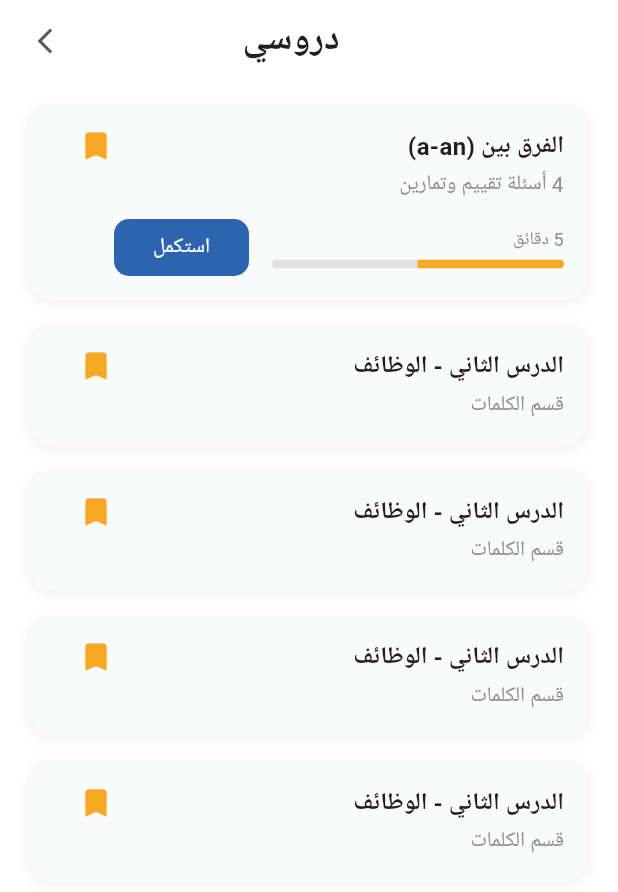
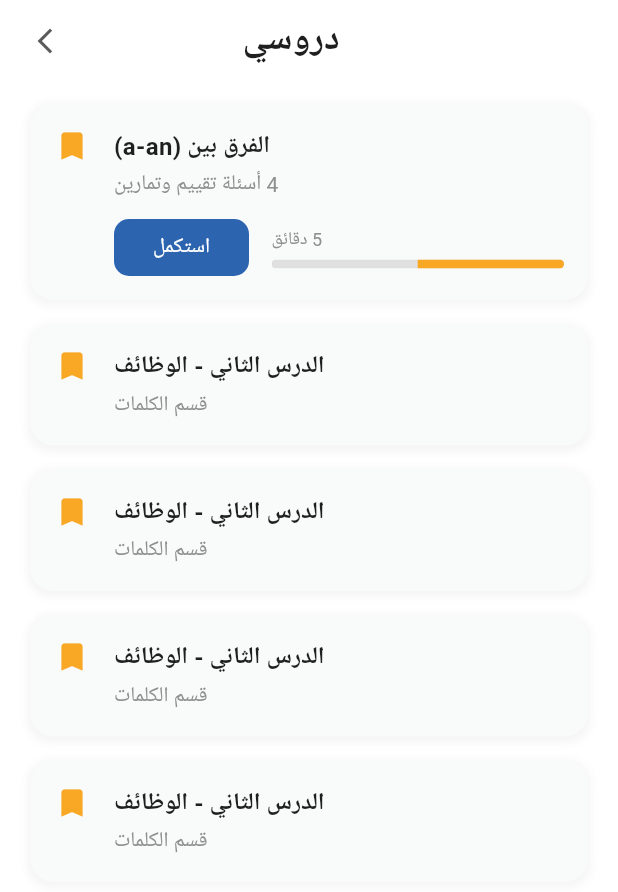
Before and after one commit to marwanabdelrhiem/Eazy_App, a Flutter app: the MyLessonsScreen screen opened directly, on a phone screen of 412 x 824 dp. Shown: the top 892 px of the screen. Run offline on Flutter 3.47's test engine with Material 3 defaults, Android fonts, the phone set to English and light mode, and no system bars; our stand-ins replace pinput, smooth_page_indicator; missing offline and left inert: carousel_slider_plus; Roboto replaces fonts that are missing (Cairo).

Commit message:
رسالة التعديل

```diff
--- a/lib/core/routes/app_routes.dart
+++ b/lib/core/routes/app_routes.dart
@@ -12,9 +12,13 @@ import '../../features/onboarding/presentation/AuthScreen/update_password_screen
 // ==== Account & Home Screens ====
 import '../../features/onboarding/presentation/screens/home/account/presentation/screens/account_created_screen.dart';
 import '../../features/onboarding/presentation/screens/home/account/presentation/screens/profile_screen.dart';
+import '../../features/onboarding/presentation/screens/home/lessons/ presentation/my_lessons_screen.dart';
 import '../../features/onboarding/presentation/screens/home/main_screen.dart';
 import '../../features/onboarding/presentation/screens/onboarding_screen.dart';
 import '../../features/onboarding/presentation/screens/splash_screen.dart';
+
+// ==== Lessons Screen ====
+
 
 class AppRoutes {
   static const String splashRoute = '/';
@@ -27,6 +31,9 @@ class AppRoutes {
   static const String updatePasswordRoute = '/updatePassword';
   static const String homeRoute = '/home';
   static const String accountCreatedRoute = '/accountCreated';
+
+  // 👇 route جديدة
+  static const String myLessonsRoute = '/myLessons';
 
   static Route<dynamic> onGenerateRoute(RouteSettings settings) {
     switch (settings.name) {
@@ -59,16 +66,15 @@ class AppRoutes {
           builder: (_) => const OtpToUpdatePasswordScreen(),
         );
 
-      // case updatePasswordRoute:
-      //   return MaterialPageRoute(
-      //     builder: (_) => const UpdatePasswordScreen(),
-      //   );
-
       case homeRoute:
         return MaterialPageRoute(builder: (_) => const MainScreen());
 
       case accountCreatedRoute:
         return MaterialPageRoute(builder: (_) => const AccountCreatedScreen());
+
+    // 👇 شاشة دروسي
+      case myLessonsRoute:
+        return MaterialPageRoute(builder: (_) => const MyLessonsScreen());
 
       default:
         return MaterialPageRoute(
--- a/lib/core/widgets/app_logo.dart
+++ b/lib/core/widgets/app_logo.dart
@@ -25,7 +25,7 @@ class AppLogo extends StatelessWidget {
       mainAxisAlignment: MainAxisAlignment.center,
       children: [
         Image.asset(
-          'assets/images/Eazy.png', // مسار الشعار الملون
+          'assets/images/Eazytest.png', // مسار الشعار الملون
           width: 291,
           height: 172,
           fit: BoxFit.contain,
--- a/lib/features/onboarding/presentation/AuthScreen/auth_screen.dart
+++ b/lib/features/onboarding/presentation/AuthScreen/auth_screen.dart
@@ -28,7 +28,7 @@ class _AuthScreenState extends State<AuthScreen> {
 
           Positioned.fill(
             child: Image.asset(
-              'assets/images/Group.png',
+              'assets/images/backgruynd.png',
               fit: BoxFit.cover,
             ),
           ),
--- a/lib/features/onboarding/presentation/AuthScreen/forget_password_screen.dart
+++ b/lib/features/onboarding/presentation/AuthScreen/forget_password_screen.dart
@@ -18,7 +18,7 @@ class ForgetPasswordScreen extends StatelessWidget {
           // الخلفية
           Positioned.fill(
             child: Image.asset(
-              'assets/images/Group.png',
+              'assets/images/backgruynd.png',
               fit: BoxFit.cover,
             ),
           ),
--- a/lib/features/onboarding/presentation/screens/home/account/presentation/screens/profile_screen.dart
+++ b/lib/features/onboarding/presentation/screens/home/account/presentation/screens/profile_screen.dart
@@ -4,13 +4,7 @@ import 'package:flutter/material.dart';
 import 'package:eazy/core/constants/colors.dart';
 
 // TODO: Create these screens
-class MyLessonsScreen extends StatelessWidget {
-  const MyLessonsScreen({super.key});
-  @override
-  Widget build(BuildContext context) {
-    return const Center(child: Text('شاشة دروسي'));
-  }
-}
+
 
 class MoreScreen extends StatelessWidget {
   const MoreScreen({super.key});
@@ -144,7 +138,6 @@ class _ProfileContent extends StatelessWidget {
             _buildMenuItem("تواصل معنا", Icons.call, () {}),
             _buildMenuItem("مشاركة التطبيق", Icons.share, () {}),
             const SizedBox(height: 32),
-            // تسجيل الخروج
             TextButton(
               onPressed: () {},
               child: const Text(
--- a/lib/features/onboarding/presentation/screens/home/lessons/ presentation/my_lessons_screen.dart
+++ b/lib/features/onboarding/presentation/screens/home/lessons/ presentation/my_lessons_screen.dart
@@ -1,4 +1,7 @@
 import 'package:flutter/material.dart';
+
+import 'lessons_screen.dart';
+
 
 class MyLessonsScreen extends StatelessWidget {
   const MyLessonsScreen({Key? key}) : super(key: key);
@@ -11,10 +14,9 @@ class MyLessonsScreen extends StatelessWidget {
         textDirection: TextDirection.rtl,
         child: Padding(
           padding: const EdgeInsets.symmetric(horizontal: 20),
-          // 👈 إضافة Scroll علشان ما يحصلش Overflow
           child: SingleChildScrollView(
             child: Column(
-              crossAxisAlignment: CrossAxisAlignment.start,
+              crossAxisAlignment: CrossAxisAlignment.stretch,
               children: [
                 const SizedBox(height: 10),
                 Row(
@@ -37,8 +39,8 @@ class MyLessonsScreen extends StatelessWidget {
                   ],
                 ),
                 const SizedBox(height: 25),
-
                 _buildLessonCard(
+                  context: context,
                   title: 'الفرق بين (a-an)',
                   subtitle: '4 أسئلة تقييم وتمارين',
                   duration: '5 دقائق',
@@ -46,24 +48,28 @@ class MyLessonsScreen extends StatelessWidget {
                 ),
                 const SizedBox(height: 16),
                 _buildLessonCard(
+                  context: context,
                   title: 'الدرس الثاني - الوظائف',
                   subtitle: 'قسم الكلمات',
                   isCompleted: true,
                 ),
                 const SizedBox(height: 16),
                 _buildLessonCard(
+                  context: context,
                   title: 'الدرس الثاني - الوظائف',
                   subtitle: 'قسم الكلمات',
                   isCompleted: true,
                 ),
                 const SizedBox(height: 16),
                 _buildLessonCard(
+                  context: context,
                   title: 'الدرس الثاني - الوظائف',
                   subtitle: 'قسم الكلمات',
                   isCompleted: true,
                 ),
                 const SizedBox(height: 16),
                 _buildLessonCard(
+                  context: context,
                   title: 'الدرس الثاني - الوظائف',
                   subtitle: 'قسم الكلمات',
                   isCompleted: true,
@@ -77,6 +83,7 @@ class MyLessonsScreen extends StatelessWidget {
   }
 
   Widget _buildLessonCard({
+    required BuildContext context,
     required String title,
     required String subtitle,
     String? duration,
@@ -102,7 +109,7 @@ class MyLessonsScreen extends StatelessWidget {
         children: [
           Expanded(
             child: Column(
-              crossAxisAlignment: CrossAxisAlignment.start,
+              crossAxisAlignment: CrossAxisAlignment.end,
               children: [
                 Text(
                   title,
@@ -127,7 +134,7 @@ class MyLessonsScreen extends StatelessWidget {
                     children: [
                       Expanded(
                         child: Column(
-                          crossAxisAlignment: CrossAxisAlignment.start,
+                          crossAxisAlignment: CrossAxisAlignment.end,
                           children: [
                             Text(
                               duration!,
@@ -143,10 +150,10 @@ class MyLessonsScreen extends StatelessWidget {
                               height: 6,
                               child: ClipRRect(
                                 borderRadius: BorderRadius.circular(3),
-                                child: LinearProgressIndicator(
+                                child: const LinearProgressIndicator(
                                   value: 0.5,
-                                  backgroundColor: const Color(0xFFE0E0E0),
-                                  color: const Color(0xFFF9A825),
+                                  backgroundColor: Color(0xFFE0E0E0),
+                                  valueColor: AlwaysStoppedAnimation(Color(0xFFF9A825)),
                                 ),
                               ),
                             ),
@@ -154,7 +161,15 @@ class MyLessonsScreen extends StatelessWidget {
                         ),
                       ),
                       const SizedBox(width: 15),
-                      Container(
+                      InkWell(
+                        onTap: () {
+                          Navigator.push(
+                            context,
+                            MaterialPageRoute(builder: (context) => const LessonScreen()),
+                          );
+                        },
+                        borderRadius: BorderRadius.circular(10),
+                        child: Container(
                           width: 90,
                           height: 38,
                           decoration: BoxDecoration(
@@ -172,18 +187,19 @@ class MyLessonsScreen extends StatelessWidget {
                             ),
                           ),
                         ),
+                      ),
                     ],
                   ),
                 ],
               ],
             ),
           ),
-          Icon(
+          const SizedBox(width: 16),
+          const Icon(
             Icons.bookmark,
-            color: const Color(0xFFF9A825),
+            color: Color(0xFFF9A825),
             size: 24,
           ),
-          const SizedBox(width: 16),
         ],
       ),
     );
--- a/lib/features/onboarding/presentation/screens/splash_screen.dart
+++ b/lib/features/onboarding/presentation/screens/splash_screen.dart
@@ -28,7 +28,7 @@ class _SplashScreenState extends State<SplashScreen> {
 
     Future.delayed(const Duration(seconds: 3), () {
       if (mounted) {
-        // التنقل إلى شاشة Onboarding
+
         Navigator.of(context).pushReplacement(
           MaterialPageRoute(builder: (context) => const OnboardingScreen()),
         );
@@ -43,7 +43,7 @@ class _SplashScreenState extends State<SplashScreen> {
         fit: StackFit.expand,
         children: [
           Image.asset(
-            'assets/images/Group.png',
+            'assets/images/backgruynd.png',
             fit: BoxFit.cover,
           ),
           Container(
```
Also changed, not shown: lib/features/onboarding/presentation/screens/home/home_screen.dart (+39 -62 lines), lib/features/onboarding/presentation/screens/home/main_screen.dart (+5 -5 lines), assets/images/Eazy.png (deleted), assets/images/Eazytest.png (added), assets/images/backgruynd.png (added), pubspec.lock. Lines whose indentation alone changed are shown as unchanged.
